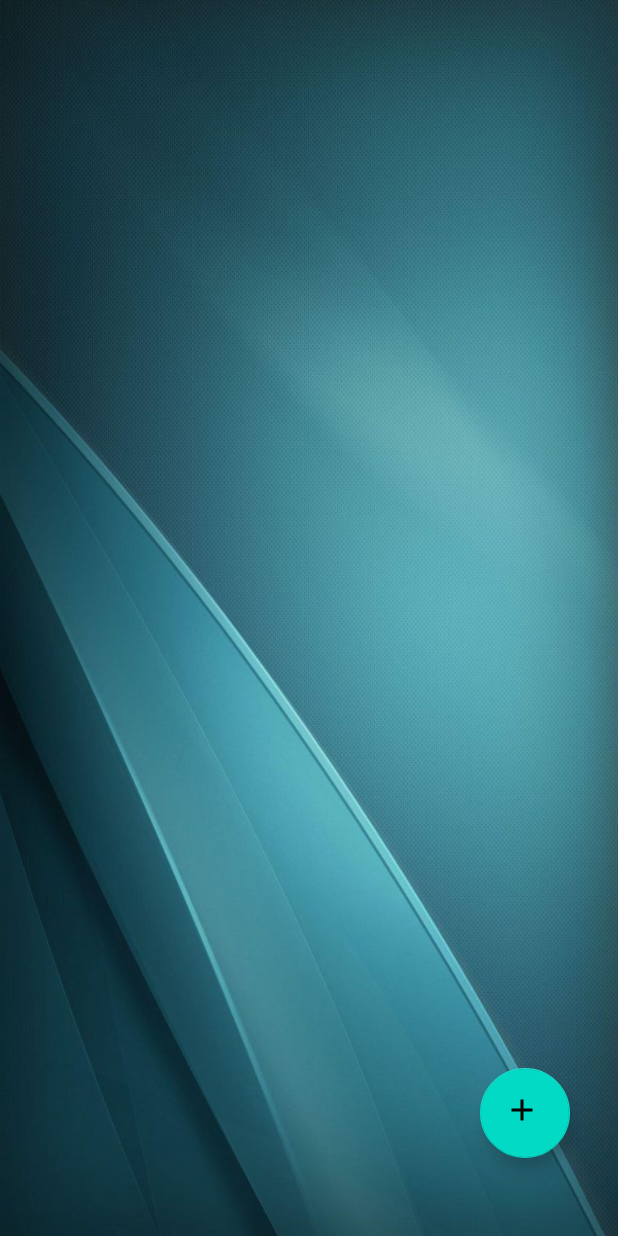
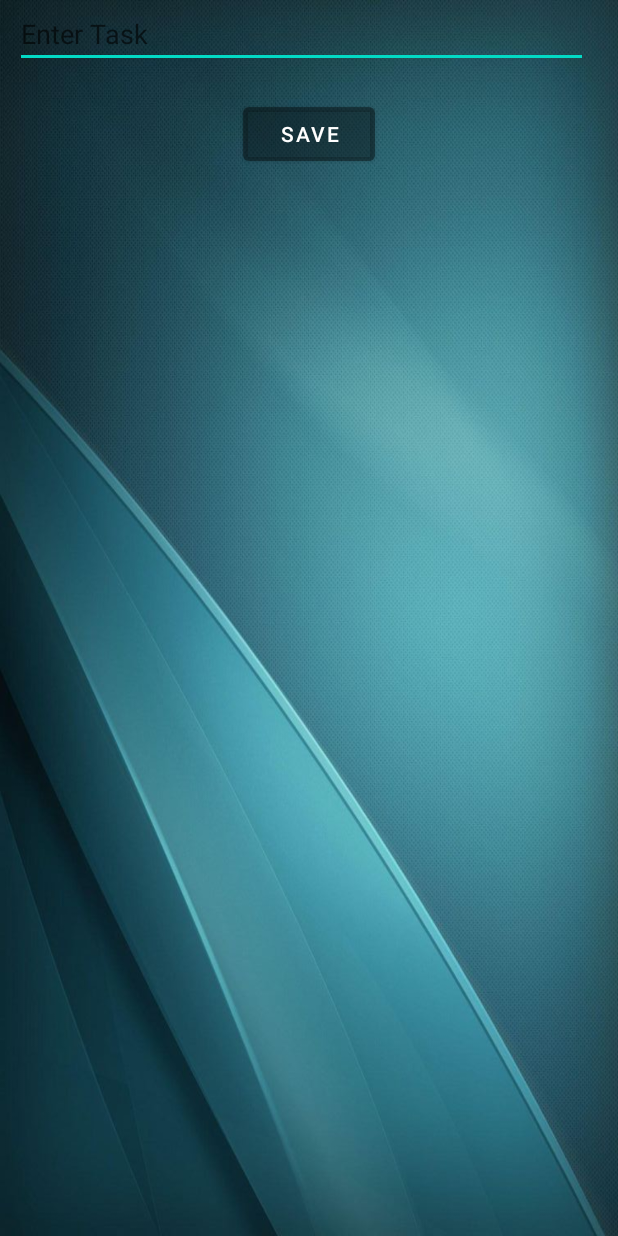
Before and after one commit to AbdullahRamadan07/TimeTable, an Android app: the Home_Page screen opened directly, with no data from a screen before it, on a phone screen of 412 x 824 dp. Run offline under Robolectric (Android 15) with nearby library versions, the phone set to English and light mode, and no system bars; 3 statements that could not run were skipped.

Commit message:
new changes

```diff
--- a/app/src/main/AndroidManifest.xml
+++ b/app/src/main/AndroidManifest.xml
@@ -9,7 +9,7 @@
         android:roundIcon="@mipmap/ic_launcher_round"
         android:supportsRtl="true"
         android:theme="@style/Theme.TimeTable">
-        <activity android:name=".Home_Page"></activity>
+        <activity android:name=".Home_Page" />
         <activity android:name=".Register_page" />
         <activity android:name=".MainActivity">
             <intent-filter>
--- a/app/src/main/java/com/example/timetable/Home_Page.java
+++ b/app/src/main/java/com/example/timetable/Home_Page.java
@@ -3,12 +3,47 @@ package com.example.timetable;
 import androidx.appcompat.app.AppCompatActivity;
 
 import android.os.Bundle;
+import android.view.View;
+import android.widget.ArrayAdapter;
+import android.widget.EditText;
+import android.widget.ListView;
+import android.widget.Toast;
+
+import com.google.android.material.button.MaterialButton;
+import com.google.android.material.floatingactionbutton.FloatingActionButton;
+
+import java.util.ArrayList;
 
 public class Home_Page extends AppCompatActivity {
 
+    MaterialButton save;
+    EditText task;
+    ListView listView;
+    ArrayAdapter adapter;
     @Override
     protected void onCreate(Bundle savedInstanceState) {
         super.onCreate(savedInstanceState);
         setContentView(R.layout.activity_home__page);
+        final MyDataBase db = new MyDataBase(this);
+        final ArrayList arrayList =db.getAllData();
+        task = findViewById(R.id.task);
+        listView = findViewById(R.id.listView);
+        adapter = new ArrayAdapter(Home_Page.this, android.R.layout.simple_list_item_1, arrayList);
+        listView.setAdapter(adapter);
+        save = findViewById(R.id.save);
+        save.setOnClickListener(new View.OnClickListener() {
+            @Override
+            public void onClick(View v) {
+                if(!task.getText().toString().isEmpty()){
+                    if(db.insertTask(task.getText().toString()))
+                        Toast.makeText(Home_Page.this,"Added Successfully",Toast.LENGTH_LONG).show();
+                    else
+                        Toast.makeText(Home_Page.this,"Added Failed",Toast.LENGTH_LONG).show();
+                }
+                else
+                    task.setError("Enter Task");
+            }
+        });
+
     }
 }
--- a/app/src/main/res/layout/activity_home__page.xml
+++ b/app/src/main/res/layout/activity_home__page.xml
@@ -1,34 +1,33 @@
 <?xml version="1.0" encoding="utf-8"?>
-<androidx.constraintlayout.widget.ConstraintLayout xmlns:android="http://schemas.android.com/apk/res/android"
-    xmlns:app="http://schemas.android.com/apk/res-auto"
+<LinearLayout xmlns:android="http://schemas.android.com/apk/res/android"
     xmlns:tools="http://schemas.android.com/tools"
     android:layout_width="match_parent"
     android:layout_height="match_parent"
-    tools:context=".Home_Page"
+    tools:context=".MainActivity"
+    android:orientation="vertical"
     android:background="@drawable/back">
 
-    <androidx.recyclerview.widget.RecyclerView
+    <EditText
+        android:id="@+id/task"
         android:layout_width="match_parent"
-        android:layout_height="match_parent"
-        android:id="@+id/recycleview"
-        app:layout_constraintBottom_toBottomOf="parent"
-        app:layout_constraintEnd_toEndOf="parent"
-        app:layout_constraintStart_toStartOf="parent"
-        app:layout_constraintTop_toTopOf="parent" />
+        android:hint="Enter Task"
+        android:layout_height="wrap_content"
+        android:layout_marginRight="20dp"
+        android:layout_marginLeft="10dp"/>
 
-    <com.google.android.material.floatingactionbutton.FloatingActionButton
-        android:id="@+id/floatingactionbutton"
-        android:layout_width="60dp"
-        android:layout_height="66dp"
-        android:layout_marginEnd="32dp"
-        android:layout_marginRight="32dp"
-        android:layout_marginBottom="52dp"
-        android:clickable="true"
-        android:focusable="true"
-        android:src="@drawable/ic_baseline_add_24"
-        app:layout_constraintBottom_toBottomOf="parent"
-        app:layout_constraintEnd_toEndOf="parent"
-        app:layout_editor_absoluteX="202dp"
-        app:layout_editor_absoluteY="363dp"
-        tools:ignore="MissingConstraints" />
-</androidx.constraintlayout.widget.ConstraintLayout>
+    <com.google.android.material.button.MaterialButton
+        android:layout_width="wrap_content"
+        android:layout_height="wrap_content"
+        android:id="@+id/save"
+        android:text="SAVE"
+        android:backgroundTint="@color/cardview_shadow_start_color"
+        android:layout_centerHorizontal="true"
+        android:layout_margin="20dp"
+        android:layout_gravity="center"
+        />
+    <ListView
+        android:id="@+id/listView"
+        android:layout_width="match_parent"
+        android:layout_height="wrap_content">
+    </ListView>
+</LinearLayout>
```
Also changed, not shown: app/src/main/java/com/example/timetable/MyDataBase.java (+29 -6 lines).
